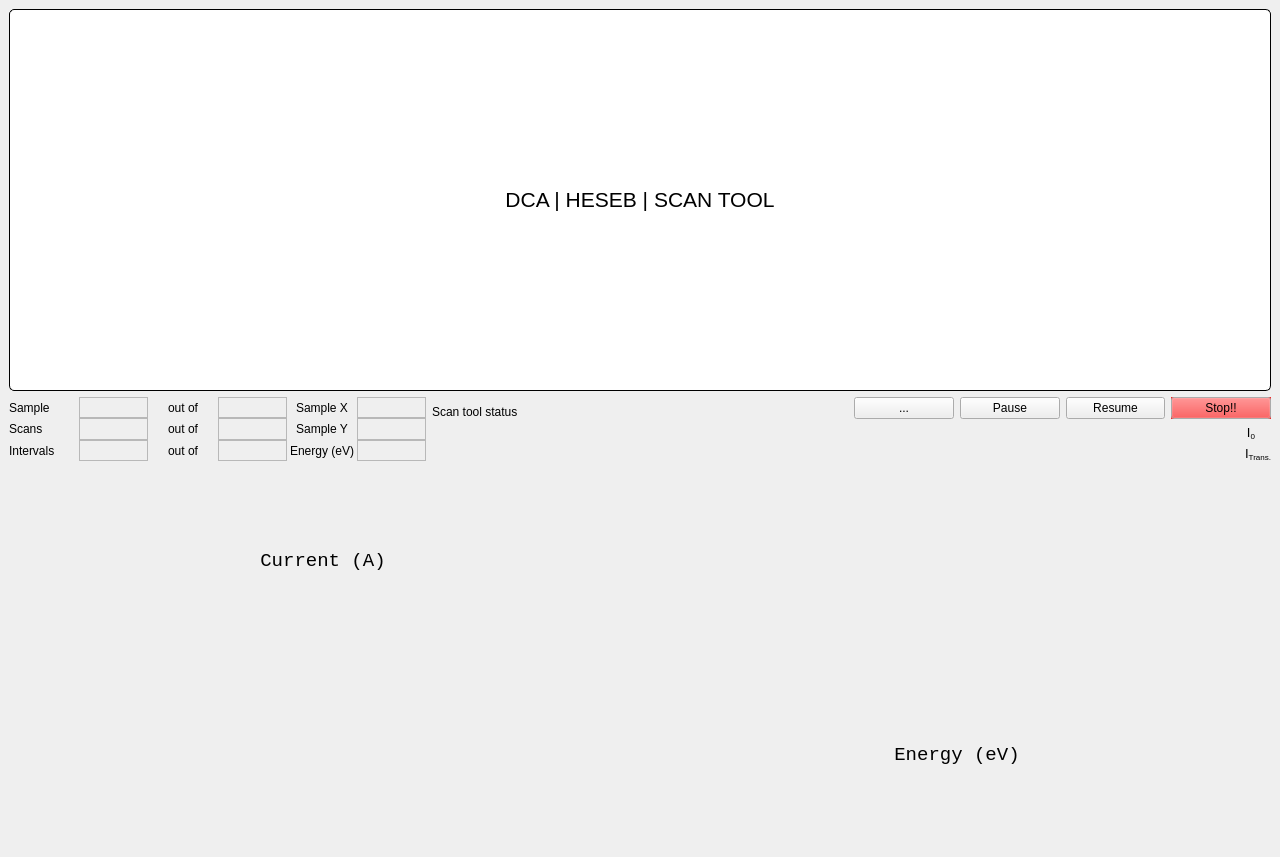
First picture: the form in ui/HESEB_ScanTool/heseb_scantool.ui, repository SESAME-Synchrotron/HESEBScanTool, before the edit.
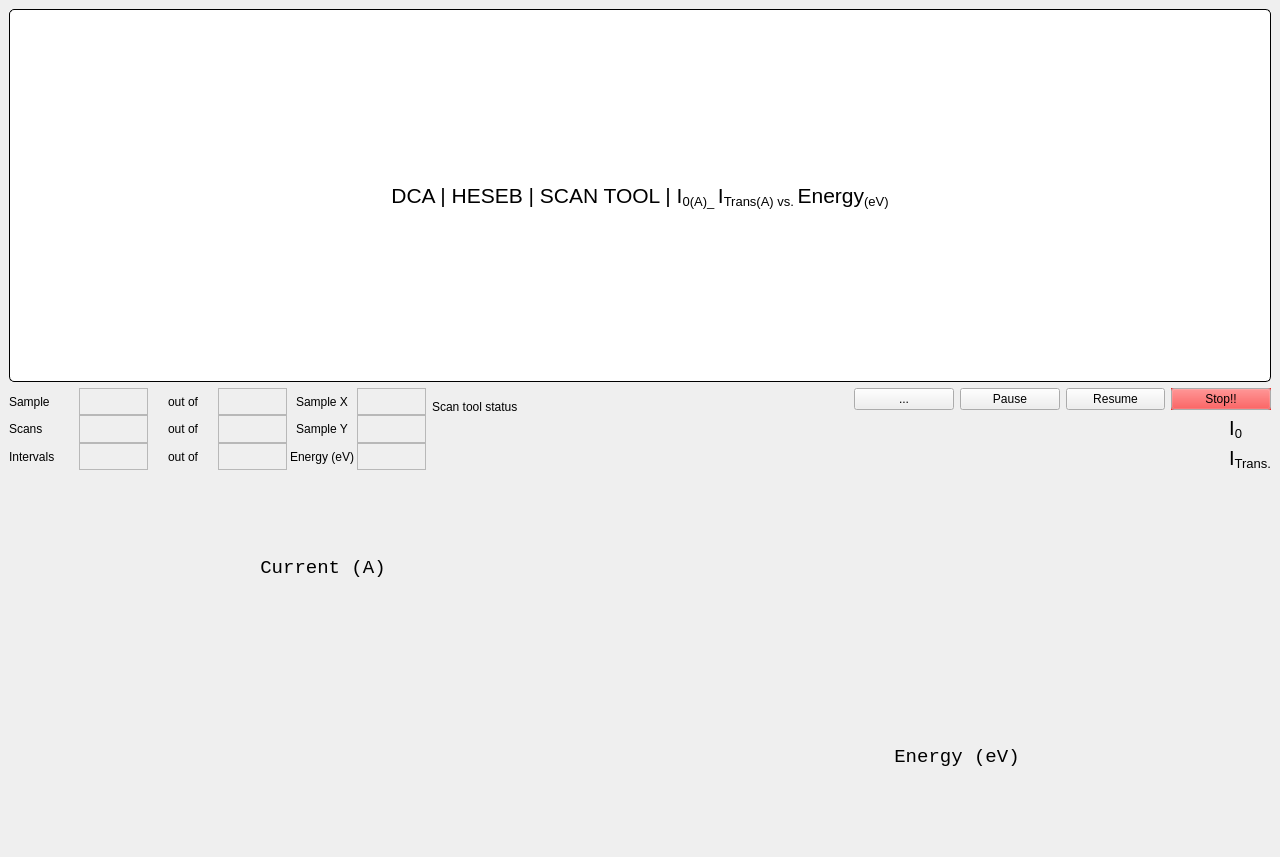
Second picture: the form after the edit. Custom widgets are drawn as their Qt base class.

Patch:
```diff
--- a/ui/HESEB_ScanTool/heseb_scantool.ui
+++ b/ui/HESEB_ScanTool/heseb_scantool.ui
@@ -239,7 +239,7 @@
 padding: 0 3px 0 3px;</string>
         </property>
         <property name="text">
-         <string>&lt;html&gt;&lt;head/&gt;&lt;body&gt;&lt;p&gt;DCA | HESEB | SCAN TOOL&lt;/p&gt;&lt;/body&gt;&lt;/html&gt;</string>
+         <string>&lt;html&gt;&lt;head/&gt;&lt;body&gt;&lt;p&gt;DCA | HESEB | SCAN TOOL | I&lt;span style=&quot; vertical-align:sub;&quot;&gt;0(A)_ &lt;/span&gt;I&lt;span style=&quot; vertical-align:sub;&quot;&gt;Trans(A) vs. &lt;/span&gt;Energy&lt;span style=&quot; vertical-align:sub;&quot;&gt;(eV)&lt;/span&gt;&lt;/p&gt;&lt;/body&gt;&lt;/html&gt;</string>
         </property>
         <property name="alignment">
          <set>Qt::AlignCenter</set>
@@ -494,7 +494,7 @@
         </property>
         <property name="sizeHint" stdset="0">
          <size>
-          <width>360</width>
+          <width>340</width>
           <height>20</height>
          </size>
         </property>
@@ -510,7 +510,7 @@
         </property>
         <property name="font">
          <font>
-          <pointsize>10</pointsize>
+          <pointsize>15</pointsize>
          </font>
         </property>
         <property name="text">
@@ -531,7 +531,7 @@
         </property>
         <property name="font">
          <font>
-          <pointsize>10</pointsize>
+          <pointsize>15</pointsize>
          </font>
         </property>
         <property name="text">
```
